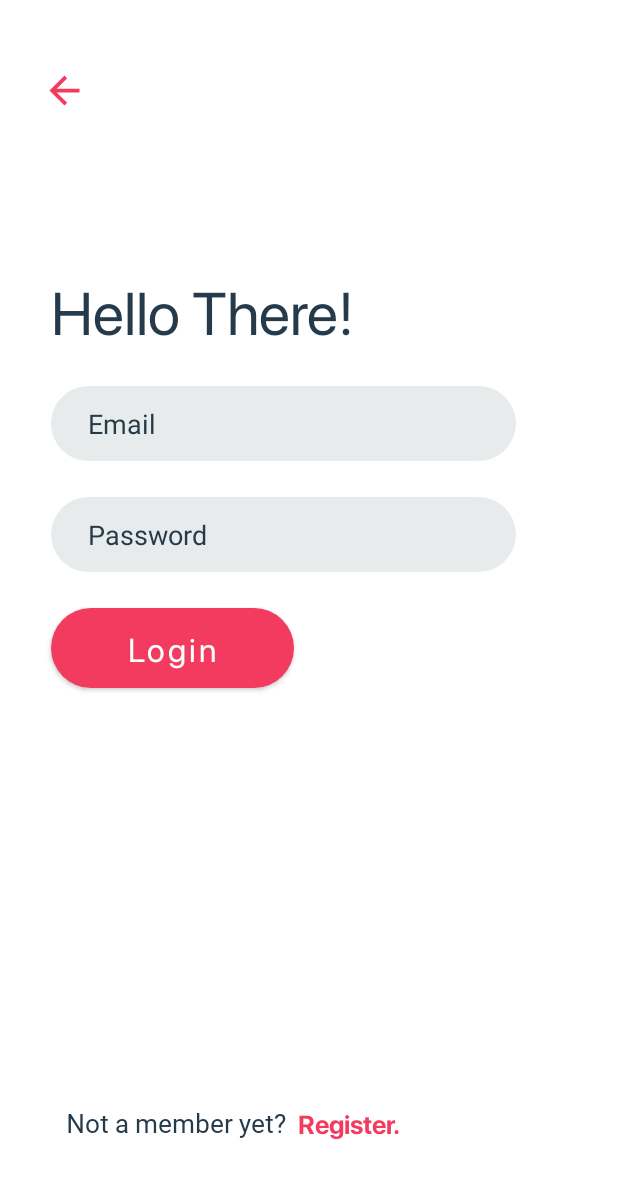
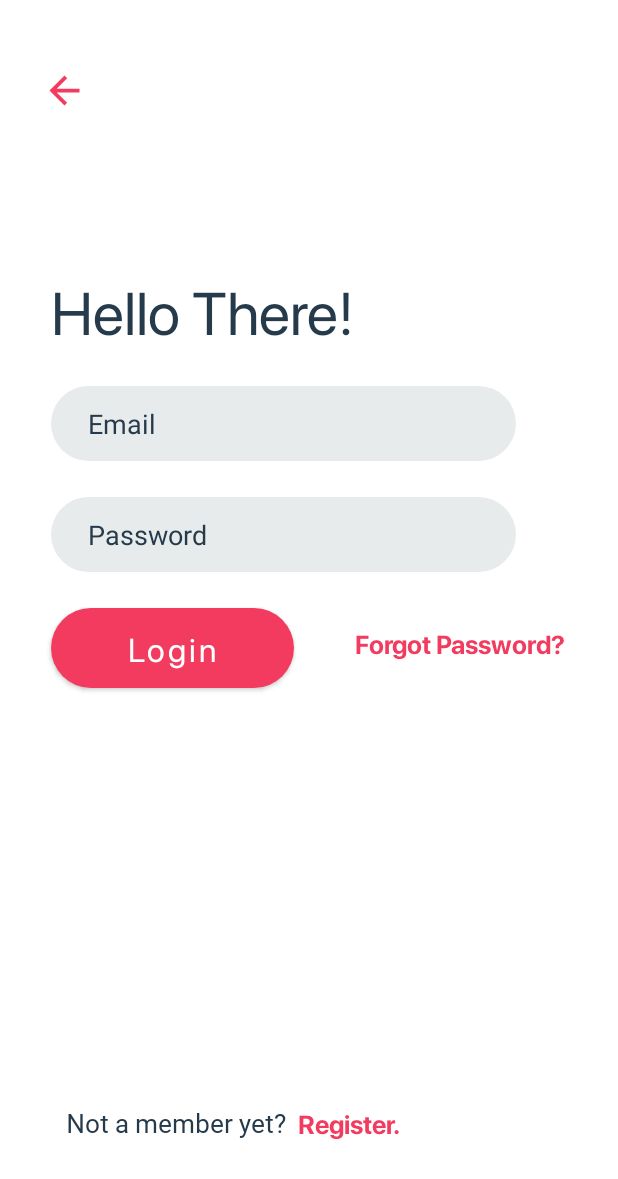
Before and after one commit to umar024/Illuminate, an Android app: the Loginpage screen opened directly, with no data from a screen before it, on a phone screen of 412 x 824 dp. Shown: the top 1179 px of the screen. Run offline under Robolectric (Android 15) with nearby library versions, the phone set to English and light mode, and no system bars; our stand-ins replace Firebase (no records; nobody signed in at launch, a user with empty details on screens opened directly); network calls fail.

Commit message:
updated android project

```diff
--- a/Android Project/Illuminate04/app/src/main/res/layout/activity_loginpage.xml
+++ b/Android Project/Illuminate04/app/src/main/res/layout/activity_loginpage.xml
@@ -5,6 +5,20 @@
     android:layout_width="match_parent"
     android:layout_height="match_parent"
     tools:context=".Loginpage">
+
+    <TextView
+        android:id="@+id/forgetpassword"
+        android:layout_width="wrap_content"
+        android:layout_height="wrap_content"
+        android:layout_marginTop="36dp"
+        android:fontFamily="@font/bold"
+        android:text="Forgot Password?"
+        android:textColor="@color/red"
+        android:textSize="17sp"
+        app:layout_constraintEnd_toEndOf="parent"
+        app:layout_constraintHorizontal_bias="0.537"
+        app:layout_constraintStart_toEndOf="@+id/btnLogin"
+        app:layout_constraintTop_toBottomOf="@+id/password" />
 
     <TextView
         android:id="@+id/register"
--- a/Android Project/Illuminate04/app/src/main/res/layout/fragment_about_us.xml
+++ b/Android Project/Illuminate04/app/src/main/res/layout/fragment_about_us.xml
@@ -26,7 +26,7 @@
     <TextView
         android:layout_width="wrap_content"
         android:layout_height="wrap_content"
-        android:text="Supervisor:Ms Saira Beg"
+        android:text="Supervisor: Ms Saira Beg"
         android:textSize="20sp"/>
 </LinearLayout>
 </FrameLayout>
```
Also changed, not shown: Android Project/Illuminate04/app/src/main/java/com/example/illuminate04/HomeFragment.java (+7 -1 lines), Android Project/Illuminate04/app/src/main/java/com/example/illuminate04/Loginpage.java (+58 -2 lines).
